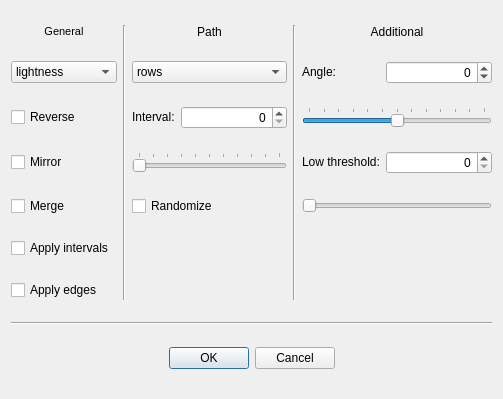
Qt form optionsdialog.ui (muji-4ok/pixel-sort-qt5) before a commit.
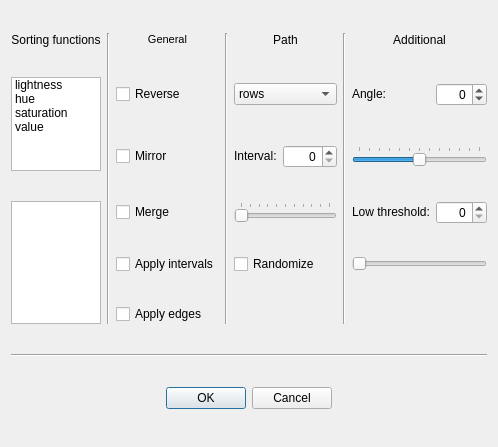
The same form after that commit. Icons and pictures are not drawn. Custom widgets are drawn as their Qt base class.

Commit message: Multi func sort done

What changed in the file:
```diff
--- a/optionsdialog.ui
+++ b/optionsdialog.ui
@@ -6,8 +6,8 @@
    <rect>
     <x>0</x>
     <y>0</y>
-    <width>503</width>
-    <height>399</height>
+    <width>459</width>
+    <height>447</height>
    </rect>
   </property>
   <property name="sizePolicy">
@@ -33,7 +33,228 @@
    <property name="topMargin">
     <number>9</number>
    </property>
-   <item row="2" column="5" colspan="2">
+   <item row="2" column="4">
+    <widget class="QLabel" name="label">
+     <property name="sizePolicy">
+      <sizepolicy hsizetype="Fixed" vsizetype="Fixed">
+       <horstretch>0</horstretch>
+       <verstretch>0</verstretch>
+      </sizepolicy>
+     </property>
+     <property name="toolTip">
+      <string>&lt;html&gt;&lt;head/&gt;&lt;body&gt;&lt;p&gt;After &amp;quot;sorting paths&amp;quot; are determined, they are split into intervals of desired length&lt;/p&gt;&lt;/body&gt;&lt;/html&gt;</string>
+     </property>
+     <property name="whatsThis">
+      <string>&lt;html&gt;&lt;head/&gt;&lt;body&gt;&lt;p&gt;After &amp;quot;sorting paths&amp;quot; are determined, they are split into intervals of desired length&lt;/p&gt;&lt;/body&gt;&lt;/html&gt;</string>
+     </property>
+     <property name="text">
+      <string>Interval:</string>
+     </property>
+    </widget>
+   </item>
+   <item row="2" column="5">
+    <widget class="QSpinBox" name="intervalSpinBox">
+     <property name="sizePolicy">
+      <sizepolicy hsizetype="Minimum" vsizetype="Fixed">
+       <horstretch>0</horstretch>
+       <verstretch>0</verstretch>
+      </sizepolicy>
+     </property>
+     <property name="toolTip">
+      <string>&lt;html&gt;&lt;head/&gt;&lt;body&gt;&lt;p&gt;After &amp;quot;sorting paths&amp;quot; are determined, they are split into intervals of desired length&lt;/p&gt;&lt;/body&gt;&lt;/html&gt;</string>
+     </property>
+     <property name="whatsThis">
+      <string>&lt;html&gt;&lt;head/&gt;&lt;body&gt;&lt;p&gt;After &amp;quot;sorting paths&amp;quot; are determined, they are split into intervals of desired length&lt;/p&gt;&lt;/body&gt;&lt;/html&gt;</string>
+     </property>
+     <property name="alignment">
+      <set>Qt::AlignRight|Qt::AlignTrailing|Qt::AlignVCenter</set>
+     </property>
+     <property name="readOnly">
+      <bool>false</bool>
+     </property>
+     <property name="buttonSymbols">
+      <enum>QAbstractSpinBox::UpDownArrows</enum>
+     </property>
+     <property name="maximum">
+      <number>1000</number>
+     </property>
+    </widget>
+   </item>
+   <item row="0" column="7" colspan="2">
+    <widget class="QLabel" name="label_6">
+     <property name="sizePolicy">
+      <sizepolicy hsizetype="Preferred" vsizetype="Fixed">
+       <horstretch>0</horstretch>
+       <verstretch>0</verstretch>
+      </sizepolicy>
+     </property>
+     <property name="text">
+      <string>Additional</string>
+     </property>
+     <property name="alignment">
+      <set>Qt::AlignCenter</set>
+     </property>
+    </widget>
+   </item>
+   <item row="0" column="0">
+    <widget class="QLabel" name="label_7">
+     <property name="sizePolicy">
+      <sizepolicy hsizetype="Preferred" vsizetype="Fixed">
+       <horstretch>0</horstretch>
+       <verstretch>0</verstretch>
+      </sizepolicy>
+     </property>
+     <property name="text">
+      <string>Sorting functions</string>
+     </property>
+     <property name="alignment">
+      <set>Qt::AlignCenter</set>
+     </property>
+    </widget>
+   </item>
+   <item row="14" column="0" colspan="9">
+    <widget class="QDialogButtonBox" name="buttonBox">
+     <property name="orientation">
+      <enum>Qt::Horizontal</enum>
+     </property>
+     <property name="standardButtons">
+      <set>QDialogButtonBox::Cancel|QDialogButtonBox::Ok</set>
+     </property>
+     <property name="centerButtons">
+      <bool>true</bool>
+     </property>
+    </widget>
+   </item>
+   <item row="4" column="7" colspan="2">
+    <widget class="QSlider" name="thresholdSlider">
+     <property name="sizePolicy">
+      <sizepolicy hsizetype="Ignored" vsizetype="Fixed">
+       <horstretch>0</horstretch>
+       <verstretch>0</verstretch>
+      </sizepolicy>
+     </property>
+     <property name="toolTip">
+      <string>&lt;html&gt;&lt;head/&gt;&lt;body&gt;&lt;p&gt;Low threshold value for Canny edge detection&lt;/p&gt;&lt;p&gt;Inversely propotional to how much of the image is considered an edge.&lt;/p&gt;&lt;/body&gt;&lt;/html&gt;</string>
+     </property>
+     <property name="whatsThis">
+      <string>&lt;html&gt;&lt;head/&gt;&lt;body&gt;&lt;p&gt;Low threshold value for Canny edge detection&lt;/p&gt;&lt;p&gt;Inversely propotional to how much of the image is considered an edge.&lt;/p&gt;&lt;/body&gt;&lt;/html&gt;</string>
+     </property>
+     <property name="maximum">
+      <number>200</number>
+     </property>
+     <property name="orientation">
+      <enum>Qt::Horizontal</enum>
+     </property>
+    </widget>
+   </item>
+   <item row="3" column="7">
+    <widget class="QLabel" name="label_3">
+     <property name="sizePolicy">
+      <sizepolicy hsizetype="Minimum" vsizetype="Fixed">
+       <horstretch>0</horstretch>
+       <verstretch>0</verstretch>
+      </sizepolicy>
+     </property>
+     <property name="toolTip">
+      <string>&lt;html&gt;&lt;head/&gt;&lt;body&gt;&lt;p&gt;Low threshold value for Canny edge detection&lt;/p&gt;&lt;p&gt;Inversely propotional to how much of the image is considered an edge.&lt;/p&gt;&lt;/body&gt;&lt;/html&gt;</string>
+     </property>
+     <property name="whatsThis">
+      <string>&lt;html&gt;&lt;head/&gt;&lt;body&gt;&lt;p&gt;Low threshold value for Canny edge detection&lt;/p&gt;&lt;p&gt;Inversely propotional to how much of the image is considered an edge.&lt;/p&gt;&lt;/body&gt;&lt;/html&gt;</string>
+     </property>
+     <property name="text">
+      <string>Low threshold:</string>
+     </property>
+    </widget>
+   </item>
+   <item row="3" column="8">
+    <widget class="QSpinBox" name="thresholdSpinBox">
+     <property name="sizePolicy">
+      <sizepolicy hsizetype="Minimum" vsizetype="Fixed">
+       <horstretch>0</horstretch>
+       <verstretch>0</verstretch>
+      </sizepolicy>
+     </property>
+     <property name="toolTip">
+      <string>&lt;html&gt;&lt;head/&gt;&lt;body&gt;&lt;p&gt;Low threshold value for Canny edge detection&lt;/p&gt;&lt;p&gt;Inversely propotional to how much of the image is considered an edge.&lt;/p&gt;&lt;/body&gt;&lt;/html&gt;</string>
+     </property>
+     <property name="whatsThis">
+      <string>&lt;html&gt;&lt;head/&gt;&lt;body&gt;&lt;p&gt;Low threshold value for Canny edge detection&lt;/p&gt;&lt;p&gt;Inversely propotional to how much of the image is considered an edge.&lt;/p&gt;&lt;/body&gt;&lt;/html&gt;</string>
+     </property>
+     <property name="alignment">
+      <set>Qt::AlignRight|Qt::AlignTrailing|Qt::AlignVCenter</set>
+     </property>
+     <property name="readOnly">
+      <bool>false</bool>
+     </property>
+     <property name="buttonSymbols">
+      <enum>QAbstractSpinBox::UpDownArrows</enum>
+     </property>
+     <property name="correctionMode">
+      <enum>QAbstractSpinBox::CorrectToPreviousValue</enum>
+     </property>
+     <property name="maximum">
+      <number>200</number>
+     </property>
+    </widget>
+   </item>
+   <item row="0" column="4" colspan="2">
+    <widget class="QLabel" name="label_5">
+     <property name="sizePolicy">
+      <sizepolicy hsizetype="Preferred" vsizetype="Fixed">
+       <horstretch>0</horstretch>
+       <verstretch>0</verstretch>
+      </sizepolicy>
+     </property>
+     <property name="text">
+      <string>Path</string>
+     </property>
+     <property name="alignment">
+      <set>Qt::AlignCenter</set>
+     </property>
+    </widget>
+   </item>
+   <item row="4" column="4" colspan="2">
+    <widget class="QCheckBox" name="randomizeCheckBox">
+     <property name="toolTip">
+      <string>&lt;html&gt;&lt;head/&gt;&lt;body&gt;&lt;p&gt;Randomize length of the intervals or not.&lt;/p&gt;&lt;p&gt;If randomized, the interval slider shows the maximum length of one interval.&lt;/p&gt;&lt;/body&gt;&lt;/html&gt;</string>
+     </property>
+     <property name="whatsThis">
+      <string>&lt;html&gt;&lt;head/&gt;&lt;body&gt;&lt;p&gt;Randomize length of the intervals or not.&lt;/p&gt;&lt;p&gt;If randomized, the interval slider shows the maximum length of one interval.&lt;/p&gt;&lt;/body&gt;&lt;/html&gt;</string>
+     </property>
+     <property name="text">
+      <string>Randomize</string>
+     </property>
+    </widget>
+   </item>
+   <item row="3" column="4" colspan="2">
+    <widget class="QSlider" name="intervalSlider">
+     <property name="sizePolicy">
+      <sizepolicy hsizetype="Ignored" vsizetype="Fixed">
+       <horstretch>0</horstretch>
+       <verstretch>0</verstretch>
+      </sizepolicy>
+     </property>
+     <property name="toolTip">
+      <string>&lt;html&gt;&lt;head/&gt;&lt;body&gt;&lt;p&gt;After &amp;quot;sorting paths&amp;quot; are determined, they are split into intervals of desired length&lt;/p&gt;&lt;/body&gt;&lt;/html&gt;</string>
+     </property>
+     <property name="whatsThis">
+      <string>&lt;html&gt;&lt;head/&gt;&lt;body&gt;&lt;p&gt;After &amp;quot;sorting paths&amp;quot; are determined, they are split into intervals of desired length&lt;/p&gt;&lt;/body&gt;&lt;/html&gt;</string>
+     </property>
+     <property name="maximum">
+      <number>1000</number>
+     </property>
+     <property name="orientation">
+      <enum>Qt::Horizontal</enum>
+     </property>
+     <property name="tickPosition">
+      <enum>QSlider::TicksAbove</enum>
+     </property>
+     <property name="tickInterval">
+      <number>100</number>
+     </property>
+    </widget>
+   </item>
+   <item row="2" column="7" colspan="2">
     <widget class="QSlider" name="angleSlider">
      <property name="sizePolicy">
       <sizepolicy hsizetype="Ignored" vsizetype="Fixed">
@@ -67,20 +288,7 @@
      </property>
     </widget>
    </item>
-   <item row="2" column="0">
-    <widget class="QCheckBox" name="reverseCheckBox">
-     <property name="toolTip">
-      <string>&lt;html&gt;&lt;head/&gt;&lt;body&gt;&lt;p&gt;Sort in opposite order&lt;/p&gt;&lt;/body&gt;&lt;/html&gt;</string>
-     </property>
-     <property name="whatsThis">
-      <string>&lt;html&gt;&lt;head/&gt;&lt;body&gt;&lt;p&gt;Sort in opposite order&lt;/p&gt;&lt;/body&gt;&lt;/html&gt;</string>
-     </property>
-     <property name="text">
-      <string>Reverse</string>
-     </property>
-    </widget>
-   </item>
-   <item row="1" column="6">
+   <item row="1" column="8">
     <widget class="QSpinBox" name="angleSpinBox">
      <property name="toolTip">
       <string>&lt;html&gt;&lt;head/&gt;&lt;body&gt;&lt;p&gt;Angle of the slope&lt;/p&gt;&lt;/body&gt;&lt;/html&gt;</string>
@@ -105,37 +313,26 @@
      </property>
     </widget>
    </item>
-   <item row="1" column="0">
-    <widget class="QComboBox" name="funcComboBox">
+   <item row="1" column="7">
+    <widget class="QLabel" name="label_2">
+     <property name="sizePolicy">
+      <sizepolicy hsizetype="Fixed" vsizetype="Fixed">
+       <horstretch>0</horstretch>
+       <verstretch>0</verstretch>
+      </sizepolicy>
+     </property>
      <property name="toolTip">
       <string>&lt;html&gt;&lt;head/&gt;&lt;body&gt;&lt;p&gt;How to rank pixels.&lt;br/&gt;&lt;/p&gt;&lt;p&gt;Lightness - sum of RGB values.&lt;/p&gt;&lt;p&gt;Hue, Saturation, Value - components of the HSV color model.&lt;/p&gt;&lt;/body&gt;&lt;/html&gt;</string>
      </property>
      <property name="whatsThis">
       <string>&lt;html&gt;&lt;head/&gt;&lt;body&gt;&lt;p&gt;How to rank pixels.&lt;br/&gt;&lt;/p&gt;&lt;p&gt;Lightness - sum of RGB values.&lt;/p&gt;&lt;p&gt;Hue, Saturation, Value - components of the HSV color model.&lt;/p&gt;&lt;/body&gt;&lt;/html&gt;</string>
      </property>
-     <item>
-      <property name="text">
-       <string>lightness</string>
-      </property>
-     </item>
-     <item>
-      <property name="text">
-       <string>hue</string>
-      </property>
-     </item>
-     <item>
-      <property name="text">
-       <string>saturation</string>
-      </property>
-     </item>
-     <item>
-      <property name="text">
-       <string>value</string>
-      </property>
-     </item>
+     <property name="text">
+      <string>Angle:</string>
+     </property>
     </widget>
    </item>
-   <item row="0" column="0">
+   <item row="0" column="2">
     <widget class="QLabel" name="label_4">
      <property name="sizePolicy">
       <sizepolicy hsizetype="Preferred" vsizetype="Fixed">
@@ -162,84 +359,7 @@
      </property>
     </widget>
    </item>
-   <item row="1" column="5">
-    <widget class="QLabel" name="label_2">
-     <property name="sizePolicy">
-      <sizepolicy hsizetype="Fixed" vsizetype="Fixed">
-       <horstretch>0</horstretch>
-       <verstretch>0</verstretch>
-      </sizepolicy>
-     </property>
-     <property name="toolTip">
-      <string>&lt;html&gt;&lt;head/&gt;&lt;body&gt;&lt;p&gt;Angle of the slope&lt;/p&gt;&lt;/body&gt;&lt;/html&gt;</string>
-     </property>
-     <property name="whatsThis">
-      <string>&lt;html&gt;&lt;head/&gt;&lt;body&gt;&lt;p&gt;Angle of the slope&lt;/p&gt;&lt;/body&gt;&lt;/html&gt;</string>
-     </property>
-     <property name="text">
-      <string>Angle:</string>
-     </property>
-    </widget>
-   </item>
-   <item row="0" column="5" colspan="2">
-    <widget class="QLabel" name="label_6">
-     <property name="sizePolicy">
-      <sizepolicy hsizetype="Preferred" vsizetype="Minimum">
-       <horstretch>0</horstretch>
-       <verstretch>0</verstretch>
-      </sizepolicy>
-     </property>
-     <property name="text">
-      <string>Additional</string>
-     </property>
-     <property name="alignment">
-      <set>Qt::AlignCenter</set>
-     </property>
-    </widget>
-   </item>
-   <item row="12" column="0" colspan="7">
-    <widget class="QDialogButtonBox" name="buttonBox">
-     <property name="orientation">
-      <enum>Qt::Horizontal</enum>
-     </property>
-     <property name="standardButtons">
-      <set>QDialogButtonBox::Cancel|QDialogButtonBox::Ok</set>
-     </property>
-     <property name="centerButtons">
-      <bool>true</bool>
-     </property>
-    </widget>
-   </item>
-   <item row="11" column="0" colspan="7">
-    <widget class="Line" name="line_3">
-     <property name="sizePolicy">
-      <sizepolicy hsizetype="Minimum" vsizetype="Fixed">
-       <horstretch>0</horstretch>
-       <verstretch>0</verstretch>
-      </sizepolicy>
-     </property>
-     <property name="orientation">
-      <enum>Qt::Horizontal</enum>
-     </property>
-    </widget>
-   </item>
-   <item row="0" column="2" colspan="2">
-    <widget class="QLabel" name="label_5">
-     <property name="sizePolicy">
-      <sizepolicy hsizetype="Preferred" vsizetype="Minimum">
-       <horstretch>0</horstretch>
-       <verstretch>0</verstretch>
-      </sizepolicy>
-     </property>
-     <property name="text">
-      <string>Path</string>
-     </property>
-     <property name="alignment">
-      <set>Qt::AlignCenter</set>
-     </property>
-    </widget>
-   </item>
-   <item row="1" column="2" colspan="2">
+   <item row="1" column="4" colspan="2">
     <widget class="QComboBox" name="pathComboBox">
      <property name="toolTip">
       <string>&lt;html&gt;&lt;head/&gt;&lt;body&gt;&lt;p&gt;Defines the direction in which pixels are sorted.&lt;/p&gt;&lt;p&gt;Rows - horizontally&lt;/p&gt;&lt;p&gt;Colums - vertically&lt;/p&gt;&lt;p&gt;Angled - at a user picked angle&lt;/p&gt;&lt;p&gt;Rectangles - rectangles from center of the image&lt;/p&gt;&lt;p&gt;Octagons - octagons from center of the image&lt;/p&gt;&lt;/body&gt;&lt;/html&gt;</string>
@@ -274,48 +394,33 @@
      </item>
     </widget>
    </item>
-   <item row="4" column="0">
-    <widget class="QCheckBox" name="mergeCheckBox">
-     <property name="toolTip">
-      <string>&lt;html&gt;&lt;head/&gt;&lt;body&gt;&lt;p&gt;Merge initial &amp;quot;paths&amp;quot; into one big &amp;quot;path&amp;quot;&lt;/p&gt;&lt;p&gt;After merging the big &amp;quot;path&amp;quot; can be split into intervals.&lt;/p&gt;&lt;/body&gt;&lt;/html&gt;</string>
-     </property>
-     <property name="whatsThis">
-      <string>&lt;html&gt;&lt;head/&gt;&lt;body&gt;&lt;p&gt;Merge initial &amp;quot;paths&amp;quot; into one big &amp;quot;path&amp;quot;&lt;/p&gt;&lt;p&gt;After merging the big &amp;quot;path&amp;quot; can be split into intervals.&lt;/p&gt;&lt;/body&gt;&lt;/html&gt;</string>
-     </property>
-     <property name="text">
-      <string>Merge</string>
-     </property>
-    </widget>
-   </item>
-   <item row="2" column="3">
-    <widget class="QSpinBox" name="intervalSpinBox">
+   <item row="12" column="0" colspan="9">
+    <widget class="Line" name="line_3">
      <property name="sizePolicy">
       <sizepolicy hsizetype="Minimum" vsizetype="Fixed">
        <horstretch>0</horstretch>
        <verstretch>0</verstretch>
       </sizepolicy>
      </property>
+     <property name="orientation">
+      <enum>Qt::Horizontal</enum>
+     </property>
+    </widget>
+   </item>
+   <item row="1" column="2">
+    <widget class="QCheckBox" name="reverseCheckBox">
      <property name="toolTip">
       <string>&lt;html&gt;&lt;head/&gt;&lt;body&gt;&lt;p&gt;After &amp;quot;sorting paths&amp;quot; are determined, they are split into intervals of desired length&lt;/p&gt;&lt;/body&gt;&lt;/html&gt;</string>
      </property>
      <property name="whatsThis">
       <string>&lt;html&gt;&lt;head/&gt;&lt;body&gt;&lt;p&gt;After &amp;quot;sorting paths&amp;quot; are determined, they are split into intervals of desired length&lt;/p&gt;&lt;/body&gt;&lt;/html&gt;</string>
      </property>
-     <property name="alignment">
-      <set>Qt::AlignRight|Qt::AlignTrailing|Qt::AlignVCenter</set>
-     </property>
-     <property name="readOnly">
-      <bool>false</bool>
-     </property>
-     <property name="buttonSymbols">
-      <enum>QAbstractSpinBox::UpDownArrows</enum>
-     </property>
-     <property name="maximum">
-      <number>1000</number>
+     <property name="text">
+      <string>Reverse</string>
      </property>
     </widget>
    </item>
-   <item row="3" column="0">
+   <item row="2" column="2">
     <widget class="QCheckBox" name="mirrorCheckBox">
      <property name="toolTip">
       <string>&lt;html&gt;&lt;head/&gt;&lt;body&gt;&lt;p&gt;When mirrored, pixels are sorted from inside of the interval to the outside&lt;/p&gt;&lt;/body&gt;&lt;/html&gt;</string>
@@ -331,14 +436,8 @@
      </property>
     </widget>
    </item>
-   <item row="2" column="2">
-    <widget class="QLabel" name="label">
-     <property name="sizePolicy">
-      <sizepolicy hsizetype="Fixed" vsizetype="Fixed">
-       <horstretch>0</horstretch>
-       <verstretch>0</verstretch>
-      </sizepolicy>
-     </property>
+   <item row="3" column="2">
+    <widget class="QCheckBox" name="mergeCheckBox">
      <property name="toolTip">
       <string>&lt;html&gt;&lt;head/&gt;&lt;body&gt;&lt;p&gt;After &amp;quot;sorting paths&amp;quot; are determined, they are split into intervals of desired length&lt;/p&gt;&lt;/body&gt;&lt;/html&gt;</string>
      </property>
@@ -346,52 +445,11 @@
       <string>&lt;html&gt;&lt;head/&gt;&lt;body&gt;&lt;p&gt;After &amp;quot;sorting paths&amp;quot; are determined, they are split into intervals of desired length&lt;/p&gt;&lt;/body&gt;&lt;/html&gt;</string>
      </property>
      <property name="text">
-      <string>Interval:</string>
+      <string>Merge</string>
      </property>
     </widget>
    </item>
-   <item row="3" column="2" colspan="2">
-    <widget class="QSlider" name="intervalSlider">
-     <property name="sizePolicy">
-      <sizepolicy hsizetype="Ignored" vsizetype="Fixed">
-       <horstretch>0</horstretch>
-       <verstretch>0</verstretch>
-      </sizepolicy>
-     </property>
-     <property name="toolTip">
-      <string>&lt;html&gt;&lt;head/&gt;&lt;body&gt;&lt;p&gt;After &amp;quot;sorting paths&amp;quot; are determined, they are split into intervals of desired length&lt;/p&gt;&lt;/body&gt;&lt;/html&gt;</string>
-     </property>
-     <property name="whatsThis">
-      <string>&lt;html&gt;&lt;head/&gt;&lt;body&gt;&lt;p&gt;After &amp;quot;sorting paths&amp;quot; are determined, they are split into intervals of desired length&lt;/p&gt;&lt;/body&gt;&lt;/html&gt;</string>
-     </property>
-     <property name="maximum">
-      <number>1000</number>
-     </property>
-     <property name="orientation">
-      <enum>Qt::Horizontal</enum>
-     </property>
-     <property name="tickPosition">
-      <enum>QSlider::TicksAbove</enum>
-     </property>
-     <property name="tickInterval">
-      <number>100</number>
-     </property>
-    </widget>
-   </item>
-   <item row="4" column="2" colspan="2">
-    <widget class="QCheckBox" name="randomizeCheckBox">
-     <property name="toolTip">
-      <string>&lt;html&gt;&lt;head/&gt;&lt;body&gt;&lt;p&gt;Randomize length of the intervals or not.&lt;/p&gt;&lt;p&gt;If randomized, the interval slider shows the maximum length of one interval.&lt;/p&gt;&lt;/body&gt;&lt;/html&gt;</string>
-     </property>
-     <property name="whatsThis">
-      <string>&lt;html&gt;&lt;head/&gt;&lt;body&gt;&lt;p&gt;Randomize length of the intervals or not.&lt;/p&gt;&lt;p&gt;If randomized, the interval slider shows the maximum length of one interval.&lt;/p&gt;&lt;/body&gt;&lt;/html&gt;</string>
-     </property>
-     <property name="text">
-      <string>Randomize</string>
-     </property>
-    </widget>
-   </item>
-   <item row="5" column="0">
+   <item row="4" column="2">
     <widget class="QCheckBox" name="doIntervalsCheckBox">
      <property name="toolTip">
       <string>&lt;html&gt;&lt;head/&gt;&lt;body&gt;&lt;p&gt;Divide initial &amp;quot;paths&amp;quot; into many smaller ones.&lt;/p&gt;&lt;/body&gt;&lt;/html&gt;</string>
@@ -404,7 +462,7 @@
      </property>
     </widget>
    </item>
-   <item row="6" column="0">
+   <item row="5" column="2">
     <widget class="QCheckBox" name="doEdgesCheckBox">
      <property name="toolTip">
       <string>&lt;html&gt;&lt;head/&gt;&lt;body&gt;&lt;p&gt;Divide &amp;quot;paths&amp;quot; into segments based on edge detection&lt;/p&gt;&lt;/body&gt;&lt;/html&gt;</string>
@@ -417,86 +475,14 @@
      </property>
     </widget>
    </item>
-   <item row="0" column="4" rowspan="7">
-    <widget class="Line" name="line_2">
+   <item row="0" column="1" rowspan="6">
+    <widget class="Line" name="line_4">
      <property name="orientation">
       <enum>Qt::Vertical</enum>
      </property>
     </widget>
    </item>
-   <item row="3" column="5">
-    <widget class="QLabel" name="label_3">
-     <property name="sizePolicy">
-      <sizepolicy hsizetype="Minimum" vsizetype="Fixed">
-       <horstretch>0</horstretch>
-       <verstretch>0</verstretch>
-      </sizepolicy>
-     </property>
-     <property name="toolTip">
-      <string>&lt;html&gt;&lt;head/&gt;&lt;body&gt;&lt;p&gt;Low threshold value for Canny edge detection&lt;/p&gt;&lt;p&gt;Inversely propotional to how much of the image is considered an edge.&lt;/p&gt;&lt;/body&gt;&lt;/html&gt;</string>
-     </property>
-     <property name="whatsThis">
-      <string>&lt;html&gt;&lt;head/&gt;&lt;body&gt;&lt;p&gt;Low threshold value for Canny edge detection&lt;/p&gt;&lt;p&gt;Inversely propotional to how much of the image is considered an edge.&lt;/p&gt;&lt;/body&gt;&lt;/html&gt;</string>
-     </property>
-     <property name="text">
-      <string>Low threshold:</string>
-     </property>
-    </widget>
-   </item>
-   <item row="3" column="6">
-    <widget class="QSpinBox" name="thresholdSpinBox">
-     <property name="sizePolicy">
-      <sizepolicy hsizetype="Minimum" vsizetype="Fixed">
-       <horstretch>0</horstretch>
-       <verstretch>0</verstretch>
-      </sizepolicy>
-     </property>
-     <property name="toolTip">
-      <string>&lt;html&gt;&lt;head/&gt;&lt;body&gt;&lt;p&gt;Low threshold value for Canny edge detection&lt;/p&gt;&lt;p&gt;Inversely propotional to how much of the image is considered an edge.&lt;/p&gt;&lt;/body&gt;&lt;/html&gt;</string>
-     </property>
-     <property name="whatsThis">
-      <string>&lt;html&gt;&lt;head/&gt;&lt;body&gt;&lt;p&gt;Low threshold value for Canny edge detection&lt;/p&gt;&lt;p&gt;Inversely propotional to how much of the image is considered an edge.&lt;/p&gt;&lt;/body&gt;&lt;/html&gt;</string>
-     </property>
-     <property name="alignment">
-      <set>Qt::AlignRight|Qt::AlignTrailing|Qt::AlignVCenter</set>
-     </property>
-     <property name="readOnly">
-      <bool>false</bool>
-     </property>
-     <property name="buttonSymbols">
-      <enum>QAbstractSpinBox::UpDownArrows</enum>
-     </property>
-     <property name="correctionMode">
-      <enum>QAbstractSpinBox::CorrectToPreviousValue</enum>
-     </property>
-     <property name="maximum">
-      <number>200</number>
-     </property>
-    </widget>
-   </item>
-   <item row="4" column="5" colspan="2">
-    <widget class="QSlider" name="thresholdSlider">
-     <property name="sizePolicy">
-      <sizepolicy hsizetype="Ignored" vsizetype="Fixed">
-       <horstretch>0</horstretch>
-       <verstretch>0</verstretch>
-      </sizepolicy>
-     </property>
-     <property name="toolTip">
-      <string>&lt;html&gt;&lt;head/&gt;&lt;body&gt;&lt;p&gt;Low threshold value for Canny edge detection&lt;/p&gt;&lt;p&gt;Inversely propotional to how much of the image is considered an edge.&lt;/p&gt;&lt;/body&gt;&lt;/html&gt;</string>
-     </property>
-     <property name="whatsThis">
-      <string>&lt;html&gt;&lt;head/&gt;&lt;body&gt;&lt;p&gt;Low threshold value for Canny edge detection&lt;/p&gt;&lt;p&gt;Inversely propotional to how much of the image is considered an edge.&lt;/p&gt;&lt;/body&gt;&lt;/html&gt;</string>
-     </property>
-     <property name="maximum">
-      <number>200</number>
-     </property>
-     <property name="orientation">
-      <enum>Qt::Horizontal</enum>
-     </property>
-    </widget>
-   </item>
-   <item row="0" column="1" rowspan="7">
+   <item row="0" column="3" rowspan="6">
     <widget class="Line" name="line">
      <property name="sizePolicy">
       <sizepolicy hsizetype="Fixed" vsizetype="Expanding">
@@ -509,8 +495,109 @@
      </property>
     </widget>
    </item>
+   <item row="0" column="6" rowspan="6">
+    <widget class="Line" name="line_2">
+     <property name="orientation">
+      <enum>Qt::Vertical</enum>
+     </property>
+    </widget>
+   </item>
+   <item row="1" column="0" rowspan="2">
+    <widget class="AvaliableFuncListWidget" name="avaliableFuncListWidget">
+     <property name="sizePolicy">
+      <sizepolicy hsizetype="Ignored" vsizetype="Preferred">
+       <horstretch>0</horstretch>
+       <verstretch>0</verstretch>
+      </sizepolicy>
+     </property>
+     <property name="toolTip">
+      <string>&lt;html&gt;&lt;head/&gt;&lt;body&gt;&lt;p&gt;How to rank pixels.&lt;br/&gt;&lt;/p&gt;&lt;p&gt;Lightness - sum of RGB values.&lt;/p&gt;&lt;p&gt;Hue, Saturation, Value - components of the HSV color model.&lt;/p&gt;&lt;/body&gt;&lt;/html&gt;</string>
+     </property>
+     <property name="whatsThis">
+      <string>&lt;html&gt;&lt;head/&gt;&lt;body&gt;&lt;p&gt;How to rank pixels.&lt;br/&gt;&lt;/p&gt;&lt;p&gt;Lightness - sum of RGB values.&lt;/p&gt;&lt;p&gt;Hue, Saturation, Value - components of the HSV color model.&lt;/p&gt;&lt;/body&gt;&lt;/html&gt;</string>
+     </property>
+     <property name="dragDropMode">
+      <enum>QAbstractItemView::DragDrop</enum>
+     </property>
+     <property name="defaultDropAction">
+      <enum>Qt::CopyAction</enum>
+     </property>
+     <property name="flow">
+      <enum>QListView::TopToBottom</enum>
+     </property>
+     <property name="layoutMode">
+      <enum>QListView::SinglePass</enum>
+     </property>
+     <property name="viewMode">
+      <enum>QListView::ListMode</enum>
+     </property>
+     <property name="sortingEnabled">
+      <bool>true</bool>
+     </property>
+     <item>
+      <property name="text">
+       <string>lightness</string>
+      </property>
+     </item>
+     <item>
+      <property name="text">
+       <string>hue</string>
+      </property>
+     </item>
+     <item>
+      <property name="text">
+       <string>saturation</string>
+      </property>
+     </item>
+     <item>
+      <property name="text">
+       <string>value</string>
+      </property>
+     </item>
+    </widget>
+   </item>
+   <item row="3" column="0" rowspan="3">
+    <widget class="OrderFuncListWidget" name="orderFuncListWidget">
+     <property name="sizePolicy">
+      <sizepolicy hsizetype="Ignored" vsizetype="Preferred">
+       <horstretch>0</horstretch>
+       <verstretch>0</verstretch>
+      </sizepolicy>
+     </property>
+     <property name="toolTip">
+      <string>&lt;html&gt;&lt;head/&gt;&lt;body&gt;&lt;p&gt;Set priority for sorting functions&lt;/p&gt;&lt;p&gt;(top to bottom)&lt;/p&gt;&lt;/body&gt;&lt;/html&gt;</string>
+     </property>
+     <property name="whatsThis">
+      <string>&lt;html&gt;&lt;head/&gt;&lt;body&gt;&lt;p&gt;Set priority for sorting functions&lt;/p&gt;&lt;p&gt;(top to bottom)&lt;/p&gt;&lt;/body&gt;&lt;/html&gt;</string>
+     </property>
+     <property name="dragDropMode">
+      <enum>QAbstractItemView::DragDrop</enum>
+     </property>
+     <property name="defaultDropAction">
+      <enum>Qt::MoveAction</enum>
+     </property>
+     <property name="flow">
+      <enum>QListView::TopToBottom</enum>
+     </property>
+     <property name="viewMode">
+      <enum>QListView::ListMode</enum>
+     </property>
+    </widget>
+   </item>
   </layout>
  </widget>
+ <customwidgets>
+  <customwidget>
+   <class>AvaliableFuncListWidget</class>
+   <extends>QListWidget</extends>
+   <header location="global">avaliablefunclistwidget.h</header>
+  </customwidget>
+  <customwidget>
+   <class>OrderFuncListWidget</class>
+   <extends>QListWidget</extends>
+   <header location="global">orderfunclistwidget.h</header>
+  </customwidget>
+ </customwidgets>
  <resources>
   <include location="res/images.qrc"/>
  </resources>
```
Left out of the diff: 12 changed lines with no effect on the pictures. The commit also changes 10 other files.
